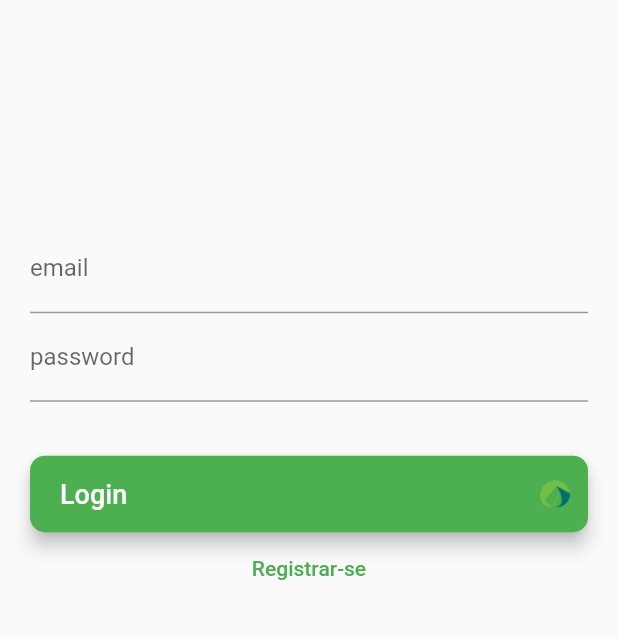
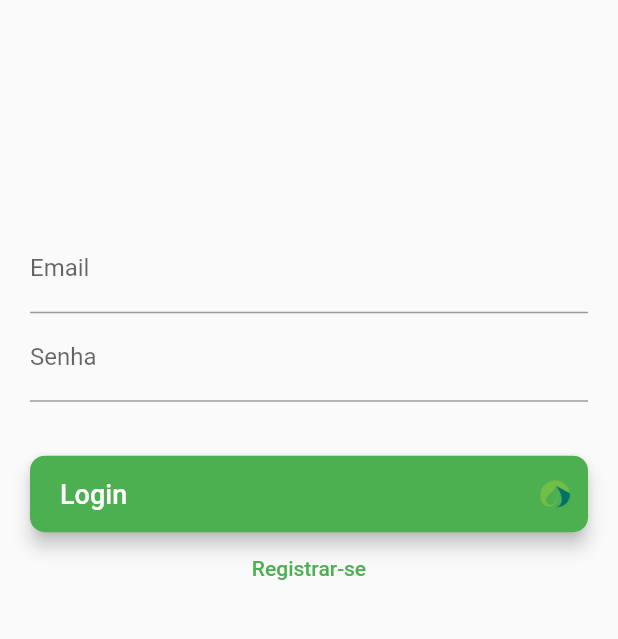
Before and after one commit to arthurvieira2003/CopapelEstoque, a Flutter app: the screen it shows after launch, on a phone screen of 412 x 824 dp, the part 400-1039 px from its top. Run offline on Flutter 3.47's test engine with Material 2 defaults, Android fonts, the phone set to English and light mode, and no system bars; our stand-ins replace firebase_auth, firebase_core; accounts and stored records are empty.

Commit message:
AtualizaçãoValendo

```diff
--- a/conta_estoque/lib/pages/login_register_page.dart
+++ b/conta_estoque/lib/pages/login_register_page.dart
@@ -1,5 +1,5 @@
+import 'package:firebase_auth/firebase_auth.dart';
 import 'package:flutter/material.dart';
-import 'package:firebase_auth/firebase_auth.dart';
 import 'package:conta_estoque/auth.dart';
 
 class LoginPage extends StatefulWidget {
@@ -40,16 +40,12 @@ class _LoginPageState extends State<LoginPage> {
     }
   }
 
-  Widget _title() {
-    return const Text('Copapel');
-  }
-
-  Widget _entryField(
-    String title,
-    TextEditingController controller,
+  Widget _entryField(String title, TextEditingController controller,
+      {bool isPassword = false} // Add this parameter
       ) {
     return TextField(
       controller: controller,
+      obscureText: isPassword, // Set obscureText to true for password
       decoration: InputDecoration(
         labelText: title,
       ),
@@ -109,9 +105,9 @@ class _LoginPageState extends State<LoginPage> {
   @override
   Widget build(BuildContext context) {
     return Scaffold(
-      body: Container(
-        height: double.infinity,
-        width: double.infinity,
+      body: SingleChildScrollView(
+        child: Container(
+          height: MediaQuery.of(context).size.height, // Use device's height
           padding: const EdgeInsets.all(20),
           child: Column(
             crossAxisAlignment: CrossAxisAlignment.center,
@@ -124,8 +120,8 @@ class _LoginPageState extends State<LoginPage> {
               const SizedBox(
                 height: 150,
               ),
-            _entryField('email', _controllerEmail),
-            _entryField('password', _controllerPassword),
+              _entryField('Email', _controllerEmail),
+              _entryField('Senha', _controllerPassword, isPassword: true),
               _errorMessage(),
               const SizedBox(height: 20),
               _submitButton(),
@@ -133,6 +129,7 @@ class _LoginPageState extends State<LoginPage> {
             ],
           ),
         ),
+      ),
     );
   }
 }
--- a/conta_estoque/pubspec.yaml
+++ b/conta_estoque/pubspec.yaml
@@ -37,6 +37,7 @@ dependencies:
   cupertino_icons: ^1.0.2
   firebase_core: ^2.15.1
   firebase_auth: ^4.7.3
+  http: ^1.0.0
 
 dev_dependencies:
   flutter_test:
```
Also changed, not shown: conta_estoque/lib/main.dart (line endings or trailing spaces), conta_estoque/pubspec.lock. Lines whose indentation alone changed are shown as unchanged.
